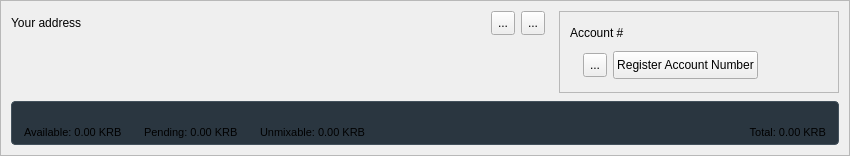
This is src/gui/ui/accountframe.ui in Karbovanets/karbowanecwallet as Qt 5 draws it before an edit. The edited form follows.
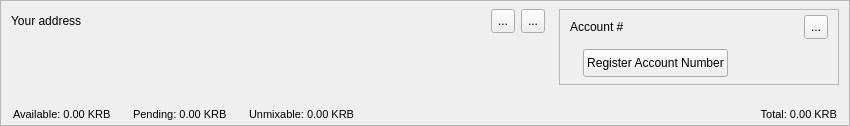
This is the edited form. Icons and pictures are not drawn.

Commit message: Remove unused font, tweak account frame

What changed in the file:
```diff
--- a/src/gui/ui/accountframe.ui
+++ b/src/gui/ui/accountframe.ui
@@ -7,19 +7,19 @@
     <x>0</x>
     <y>0</y>
     <width>850</width>
-    <height>156</height>
+    <height>126</height>
    </rect>
   </property>
   <property name="minimumSize">
    <size>
     <width>0</width>
-    <height>156</height>
+    <height>100</height>
    </size>
   </property>
   <property name="maximumSize">
    <size>
     <width>16777215</width>
-    <height>156</height>
+    <height>126</height>
    </size>
   </property>
   <property name="windowTitle">
@@ -36,25 +36,31 @@
   </property>
   <layout class="QVBoxLayout" name="verticalLayout">
    <property name="spacing">
-    <number>8</number>
+    <number>0</number>
    </property>
    <property name="leftMargin">
-    <number>10</number>
+    <number>0</number>
    </property>
    <property name="topMargin">
-    <number>10</number>
+    <number>8</number>
    </property>
    <property name="rightMargin">
-    <number>10</number>
+    <number>0</number>
    </property>
    <property name="bottomMargin">
-    <number>10</number>
+    <number>0</number>
    </property>
    <item>
     <layout class="QHBoxLayout" name="topLayout">
      <property name="spacing">
       <number>14</number>
      </property>
+     <property name="leftMargin">
+      <number>10</number>
+     </property>
+     <property name="rightMargin">
+      <number>10</number>
+     </property>
      <item>
       <widget class="QFrame" name="m_addressPanel">
        <property name="frameShape">
@@ -257,7 +263,7 @@
         <enum>QFrame::StyledPanel</enum>
        </property>
        <property name="frameShadow">
-        <enum>QFrame::Plain</enum>
+        <enum>QFrame::Shadow::Sunken</enum>
        </property>
        <layout class="QVBoxLayout" name="accountNumberPanelLayout">
         <property name="spacing">
@@ -267,32 +273,75 @@
          <number>10</number>
         </property>
         <property name="topMargin">
-         <number>8</number>
+         <number>0</number>
         </property>
         <property name="rightMargin">
          <number>10</number>
         </property>
         <property name="bottomMargin">
-         <number>8</number>
+         <number>0</number>
         </property>
         <item>
-         <widget class="QLabel" name="m_accountNumberTitleLabel">
-          <property name="minimumSize">
-           <size>
-            <width>0</width>
-            <height>18</height>
-           </size>
-          </property>
-          <property name="maximumSize">
-           <size>
-            <width>16777215</width>
-            <height>18</height>
-           </size>
-          </property>
-          <property name="text">
-           <string>Account #</string>
-          </property>
-         </widget>
+         <layout class="QHBoxLayout" name="horizontalLayout">
+          <item>
+           <widget class="QLabel" name="m_accountNumberTitleLabel">
+            <property name="minimumSize">
+             <size>
+              <width>0</width>
+              <height>18</height>
+             </size>
+            </property>
+            <property name="maximumSize">
+             <size>
+              <width>16777215</width>
+              <height>18</height>
+             </size>
+            </property>
+            <property name="text">
+             <string>Account #</string>
+            </property>
+           </widget>
+          </item>
+          <item>
+           <spacer name="horizontalSpacer_7">
+            <property name="orientation">
+             <enum>Qt::Orientation::Horizontal</enum>
+            </property>
+            <property name="sizeHint" stdset="0">
+             <size>
+              <width>1</width>
+              <height>20</height>
+             </size>
+            </property>
+           </spacer>
+          </item>
+          <item>
+           <widget class="QToolButton" name="m_copyAccountNumberButton">
+            <property name="minimumSize">
+             <size>
+              <width>24</width>
+              <height>24</height>
+             </size>
+            </property>
+            <property name="maximumSize">
+             <size>
+              <width>24</width>
+              <height>24</height>
+             </size>
+            </property>
+            <property name="toolTip">
+             <string>Copy account number</string>
+            </property>
+            <property name="text">
+             <string>...</string>
+            </property>
+            <property name="icon">
+             <iconset resource="../../resources.qrc">
+              <normaloff>:/icons/copy_white</normaloff>:/icons/copy_white</iconset>
+            </property>
+           </widget>
+          </item>
+         </layout>
         </item>
         <item>
          <layout class="QHBoxLayout" name="accountNumberLayout">
@@ -332,33 +381,7 @@
              <set>Qt::AlignLeading|Qt::AlignLeft|Qt::AlignVCenter</set>
             </property>
             <property name="textInteractionFlags">
-             <set>Qt::TextSelectableByKeyboard|Qt::TextSelectableByMouse</set>
-            </property>
-           </widget>
-          </item>
-          <item>
-           <widget class="QToolButton" name="m_copyAccountNumberButton">
-            <property name="minimumSize">
-             <size>
-              <width>24</width>
-              <height>24</height>
-             </size>
-            </property>
-            <property name="maximumSize">
-             <size>
-              <width>24</width>
-              <height>24</height>
-             </size>
-            </property>
-            <property name="toolTip">
-             <string>Copy account number</string>
-            </property>
-            <property name="text">
-             <string>...</string>
-            </property>
-            <property name="icon">
-             <iconset resource="../../resources.qrc">
-              <normaloff>:/icons/copy_white</normaloff>:/icons/copy_white</iconset>
+             <set>Qt::TextInteractionFlag::TextSelectableByKeyboard|Qt::TextInteractionFlag::TextSelectableByMouse</set>
             </property>
            </widget>
           </item>
@@ -425,7 +448,7 @@
       </size>
      </property>
      <property name="styleSheet">
-      <string notr="true">QFrame#m_accountBalances { background-color: #2A3640; border: 1px solid #43515C; border-radius: 4px; }</string>
+      <string notr="true"/>
      </property>
      <layout class="QHBoxLayout" name="horizontalLayout_3">
       <property name="spacing">
```
Left out of the diff: 68 changed lines with no effect on the pictures. The commit also changes 6 other files.
